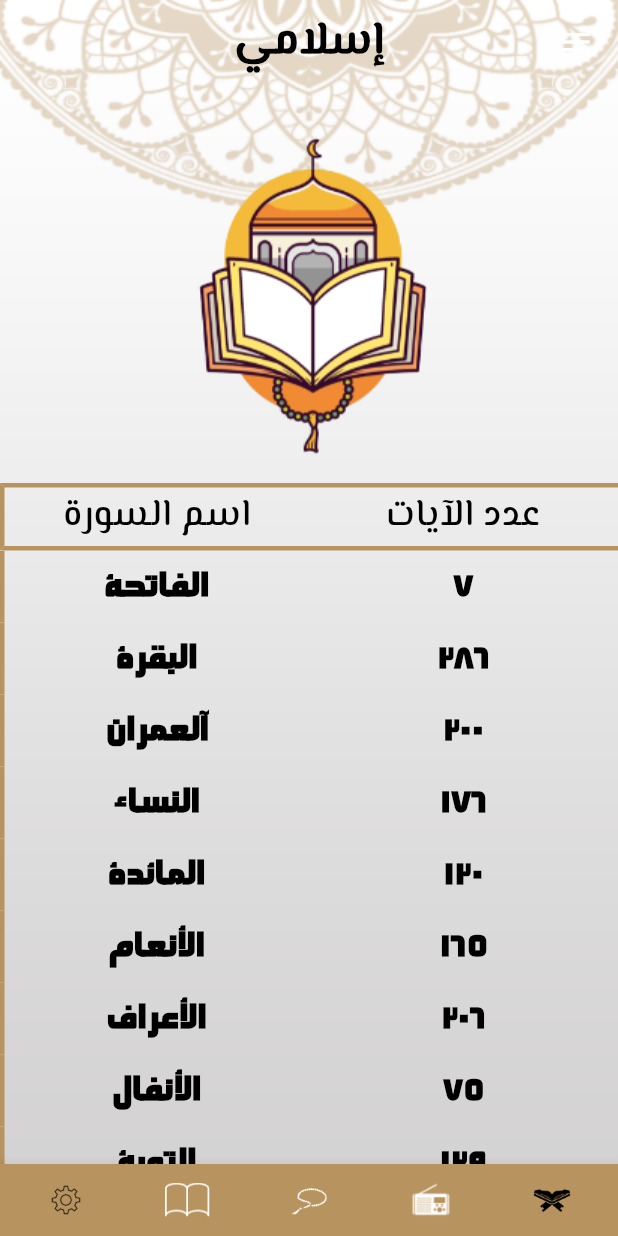
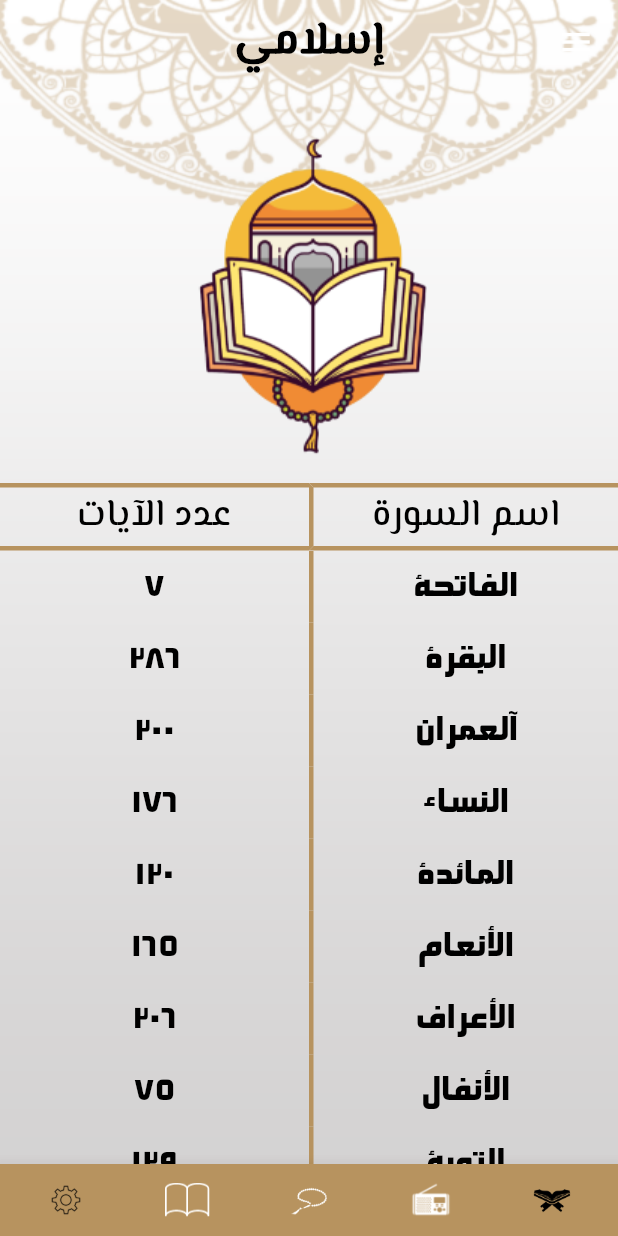
Before and after one commit to Eyadzz/Quran_Application, a Flutter app: the screen it shows after launch, on a phone screen of 412 x 824 dp. Run offline on Flutter 3.47's test engine with Material 2 defaults, Android fonts, the phone set to English and light mode, and no system bars; our stand-ins replace splashscreen; generated files the repository leaves out were written again.

Commit message:
merged localization & theme

```diff
--- a/lib/Home.dart
+++ b/lib/Home.dart
@@ -3,11 +3,9 @@ import 'package:quran_application/CustomBottomBar.dart';
 import 'package:quran_application/QuranScreen.dart';
 import 'package:quran_application/RadioSceen.dart';
 import 'package:quran_application/SideMenu.dart';
-import 'package:quran_application/RadioSceen.dart';
 import 'package:quran_application/TasbeehScreen.dart';
 import 'package:quran_application/HadethScreen.dart';
 import 'package:flutter_gen/gen_l10n/app_localizations.dart';
-
 import 'package:provider/provider.dart';
 import 'AppConfigProvider.dart';
 import 'SideMenu.dart';
@@ -26,6 +24,7 @@ class _HomeState extends State<Home> {
   Widget build(BuildContext context) {
     provider = Provider.of<AppConfigProvider>(context);
     return Scaffold(
+      key: scaffoldKey,
       drawer: SideMenu(),
       extendBodyBehindAppBar: true,
       appBar: AppBar(
--- a/lib/OptionalThemeData.dart
+++ b/lib/OptionalThemeData.dart
@@ -12,6 +12,7 @@ class OptionalThemeData {
           bodyText1: TextStyle(
             color:Colors.black,
             fontSize: 25,
+            fontWeight: FontWeight.normal,
             fontFamily: "Sultann",
           ),
         headline1: TextStyle(
@@ -25,7 +26,7 @@ class OptionalThemeData {
             fontFamily: "ElMessiri",
           ),
         bodyText2: TextStyle(fontSize: 20,color:Colors.black,fontFamily: "DecoType", height: 2),
-        headline3: TextStyle(color: Colors.white.withOpacity(1),fontFamily: "Sultann", fontSize: 20),
+        headline3: TextStyle(color: Colors.white.withOpacity(1),fontFamily: "Sultann", fontSize: 20,fontWeight: FontWeight.normal,),
       ),
       bottomAppBarTheme: BottomAppBarTheme(
       color: lightThemeColor,
@@ -51,6 +52,7 @@ class OptionalThemeData {
         color:Colors.white ,
         fontSize: 25,
         fontFamily: "Sultann",
+        fontWeight: FontWeight.normal,
       ),
       headline1: TextStyle(
         color: Colors.white,
@@ -63,7 +65,7 @@ class OptionalThemeData {
           fontFamily: "ElMessiri",
         ),
         bodyText2: TextStyle(fontSize: 20,color:darkThemeColor,fontFamily: "DecoType", height: 2),
-          headline3: TextStyle(color: Colors.black,fontFamily: "Sultann"),
+          headline3: TextStyle(color: Colors.black,fontFamily: "Sultann",fontWeight: FontWeight.normal,),
 
   ),
     bottomAppBarTheme: BottomAppBarTheme(
--- a/lib/QuranScreen.dart
+++ b/lib/QuranScreen.dart
@@ -1,13 +1,11 @@
-import 'dart:ffi';
-
 import 'package:flutter/material.dart';
 import 'package:flutter/rendering.dart';
 import 'package:flutter/services.dart';
 import 'package:quran_application/ReadQuran.dart';
 import 'package:flutter_gen/gen_l10n/app_localizations.dart';
-
 import 'package:provider/provider.dart';
 import 'AppConfigProvider.dart';
+
 class QuranScreen extends StatefulWidget {
 
   static const routeName = "quran";
@@ -61,8 +59,9 @@ class _QuranScreenState extends State<QuranScreen> {
                       Row(
                         mainAxisAlignment: MainAxisAlignment.center,
                         children: [
+                          header(AppLocalizations.of(context)!.surahName, BoxDecoration(border: Border(left: BorderSide(color: provider.isDarkTheme()? colorDarkTheme:colorTheme,width: 3,),bottom: BorderSide(color: provider.isDarkTheme()? colorDarkTheme:colorTheme,width: 3,),top: BorderSide(color: provider.isDarkTheme()? colorDarkTheme:colorTheme,width: 3,)))),
                           header(AppLocalizations.of(context)!.numOfVerses,  BoxDecoration(border: Border(bottom: BorderSide(color: provider.isDarkTheme()? colorDarkTheme:colorTheme,width: 3,),top: BorderSide(color: provider.isDarkTheme()? colorDarkTheme:colorTheme,width: 3,)))),
-                          header(AppLocalizations.of(context)!.surahName, BoxDecoration(border: Border(left: BorderSide(color: provider.isDarkTheme()? colorDarkTheme:colorTheme,width: 3,),bottom: BorderSide(color: provider.isDarkTheme()? colorDarkTheme:colorTheme,width: 3,),top: BorderSide(color: provider.isDarkTheme()? colorDarkTheme:colorTheme,width: 3,)))),
+
                         ],
                       ),
                       Expanded(
@@ -103,14 +102,6 @@ class _QuranScreenState extends State<QuranScreen> {
     return Row(
       children: [
         Expanded(
-          child: Center(
-            child:  Text(
-              number,
-              style: Theme.of(context).textTheme.bodyText1,
-            ),
-          ),
-        ),
-        Expanded(
           child: Container(
             decoration: BoxDecoration(border: Border(left: BorderSide(color: provider.isDarkTheme()? colorDarkTheme: colorTheme,width: 3,))),
             child: TextButton(
@@ -124,6 +115,14 @@ class _QuranScreenState extends State<QuranScreen> {
                 name,
                 style: Theme.of(context).textTheme.bodyText1,
               ),
+            ),
+          ),
+        ),
+        Expanded(
+          child: Center(
+            child:  Text(
+              number,
+              style: Theme.of(context).textTheme.bodyText1,
             ),
           ),
         ),
--- a/lib/TasbeehScreen.dart
+++ b/lib/TasbeehScreen.dart
@@ -1,7 +1,6 @@
 import 'package:flutter/cupertino.dart';
 import 'package:flutter/material.dart';
 import 'TasbeehCounterDisplay.dart';
-import 'package:flutter_gen/gen_l10n/app_localizations.dart';
 import 'package:provider/provider.dart';
 import 'AppConfigProvider.dart';
 
--- a/pubspec.yaml
+++ b/pubspec.yaml
@@ -21,7 +21,6 @@ environment:
   sdk: ">=2.12.0 <3.0.0"
 
 dependencies:
-  provider: ^5.0.0
   flutter:
     sdk: flutter
   flutter_localizations: # Add this line
```
Also changed, not shown: lib/SideMenu.dart (+26 -18 lines), assets/fonts/Mono.ttf (renamed from assets/fonts/MonotypeKoufiBold.ttf), assets/images/body of seb7a.png (added), assets/images/head of seb7a.png (added), pubspec.lock.
